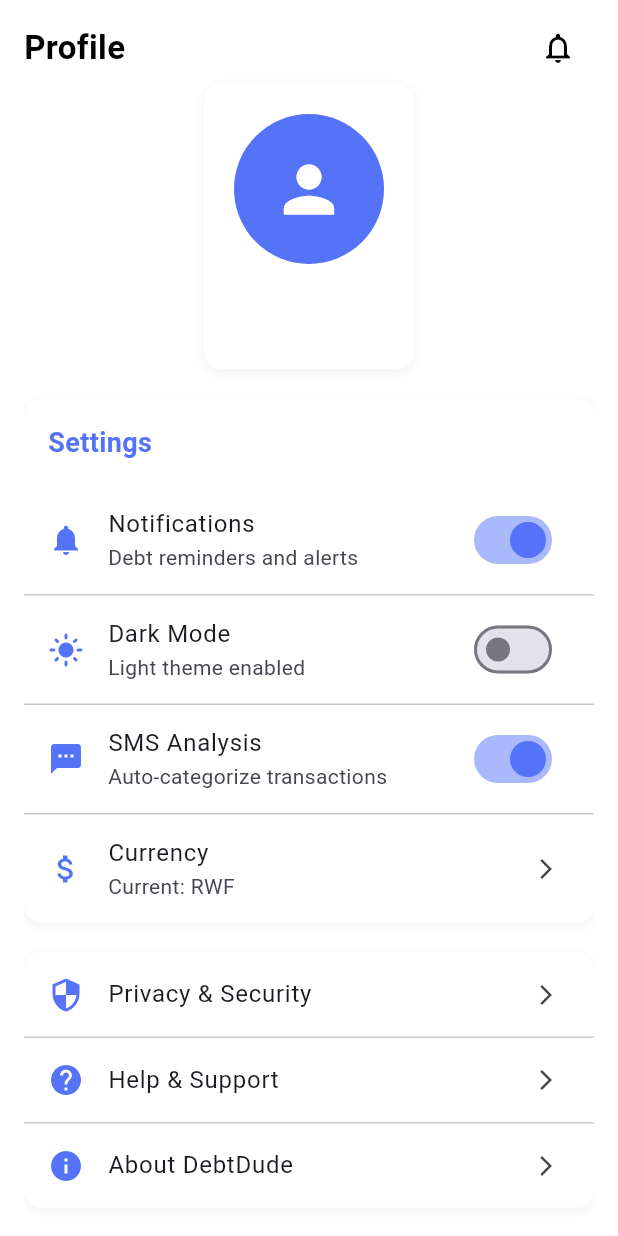
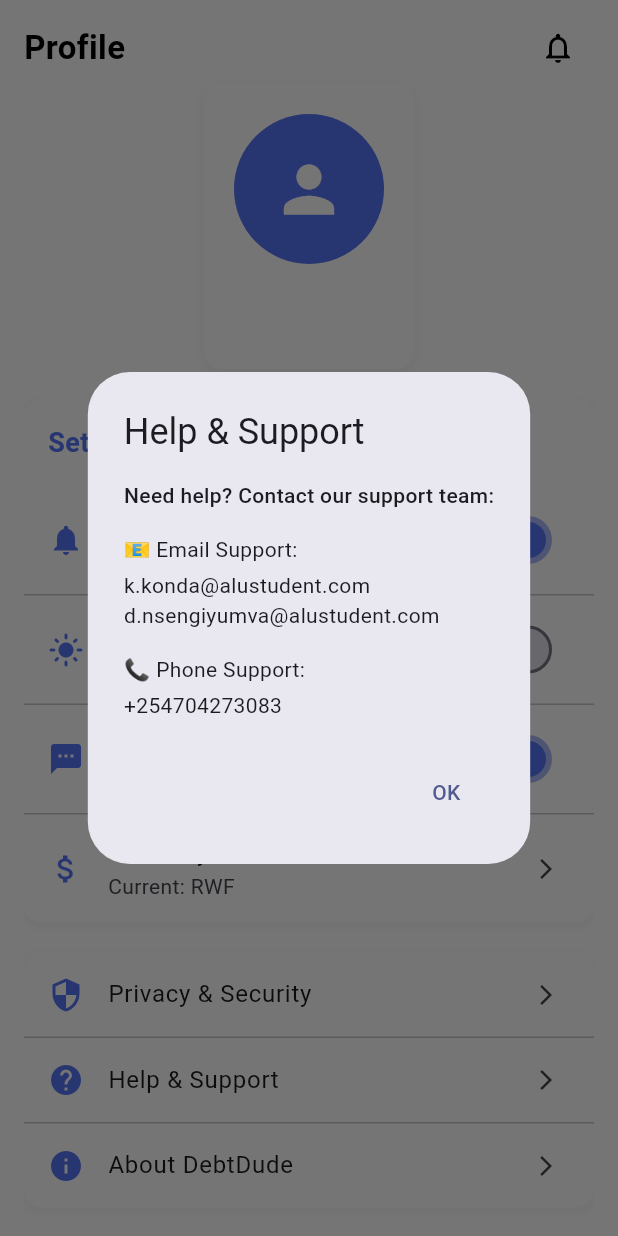
Before and after one commit to didierdrin/debtdude, a Flutter app: the ProfileScreen screen opened directly, after a tap on "Help & Support", on a phone screen of 412 x 824 dp. Run offline on Flutter 3.47's test engine with Material 3 defaults, Android fonts, the phone set to English and light mode, and no system bars; our stand-ins replace cloud_firestore, firebase_auth, firebase_core, flutter_bloc, permission_handler; missing offline and left inert: flutter_sms_inbox; accounts and stored records are empty.

Commit message:
added email and contact details

```diff
--- a/lib/screens/profile_screen.dart
+++ b/lib/screens/profile_screen.dart
@@ -300,7 +300,7 @@ class _ProfileScreenState extends State<ProfileScreen> {
                       title: const Text('Help & Support'),
                       trailing: const Icon(Icons.arrow_forward_ios, size: 16),
                       onTap: () {
-                        // Navigate to help
+                        _showHelpDialog();
                       },
                     ),
                     const Divider(height: 1),
@@ -390,6 +390,42 @@ class _ProfileScreenState extends State<ProfileScreen> {
               ),
             ],
           ),
+        );
+      },
+    );
+  }
+
+  void _showHelpDialog() {
+    showDialog(
+      context: context,
+      builder: (BuildContext context) {
+        return AlertDialog(
+          title: const Text('Help & Support'),
+          content: const Column(
+            mainAxisSize: MainAxisSize.min,
+            crossAxisAlignment: CrossAxisAlignment.start,
+            children: [
+              Text(
+                'Need help? Contact our support team:',
+                style: TextStyle(fontWeight: FontWeight.w500),
+              ),
+              SizedBox(height: 16),
+              Text('📧 Email Support:'),
+              SizedBox(height: 4),
+              Text('k.konda@alustudent.com'),
+              Text('d.nsengiyumva@alustudent.com'),
+              SizedBox(height: 16),
+              Text('📞 Phone Support:'),
+              SizedBox(height: 4),
+              Text('+254704273083'),
+            ],
+          ),
+          actions: [
+            TextButton(
+              onPressed: () => Navigator.pop(context),
+              child: const Text('OK'),
+            ),
+          ],
         );
       },
     );
```
